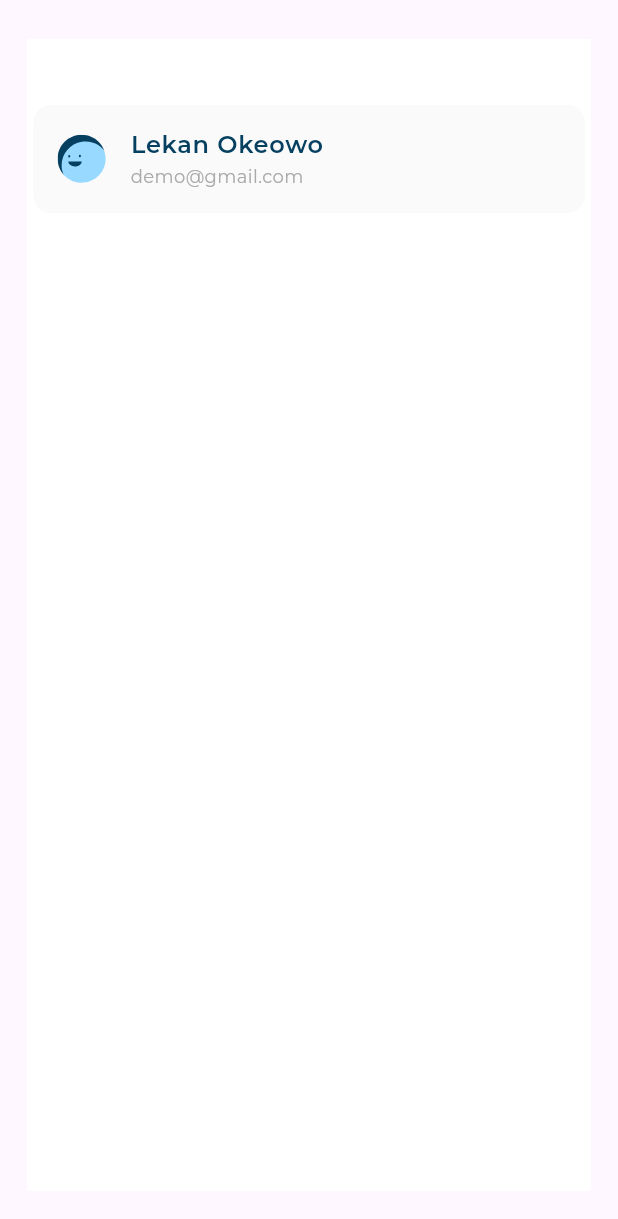
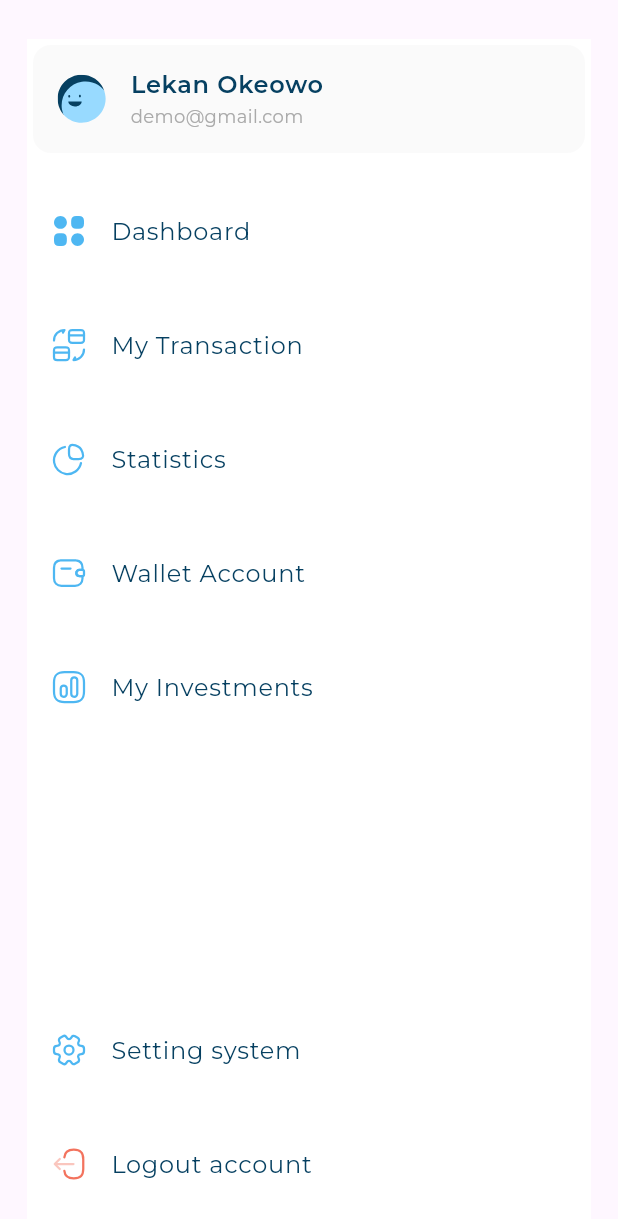
Before and after one commit to Mahmoud-Azmy/responsive_dashboard, a Flutter app: the CustomDrawer widget shown alone on an empty page, opened directly, on a phone screen of 412 x 824 dp. Shown: the top 1219 px of the screen. Run offline on Flutter 3.47's test engine with Material 3 defaults, Android fonts, the phone set to English and light mode, and no system bars; our stand-ins replace flutter_svg; project files that could hold a hidden picture were left out.

Commit message:
finish CustomDrawer

```diff
--- a/lib/views/widgets/custom_drawer.dart
+++ b/lib/views/widgets/custom_drawer.dart
@@ -1,7 +1,8 @@
 import 'package:flutter/material.dart';
-import 'package:flutter_svg/svg.dart';
+import 'package:responsive_dash_board/models/drawer_item_model.dart';
 import 'package:responsive_dash_board/utils/app_images.dart';
-import 'package:responsive_dash_board/utils/text_styles.dart';
+import 'package:responsive_dash_board/views/widgets/drawer_item.dart';
+import 'package:responsive_dash_board/views/widgets/drawer_item_list_view.dart';
 import 'package:responsive_dash_board/views/widgets/user_info_list_tile.dart';
 
 class CustomDrawer extends StatelessWidget {
@@ -12,22 +13,48 @@ class CustomDrawer extends StatelessWidget {
   @override
   Widget build(BuildContext context) {
     return Padding(
-      padding: const EdgeInsets.only(left: 18, right: 18, top: 26, bottom: 30),
+      padding: const EdgeInsets.only(left: 18, right: 18, top: 26),
       child: Container(
           color: Colors.white,
-        child: const Column(
-          children: [
-            SizedBox(
-              height: 40,
-            ),
-            UserInfoListTile(
+          child: const CustomScrollView(
+            slivers: [
+              SliverToBoxAdapter(
+                child: UserInfoListTile(
                   image: Assets.assetsImagesUser3,
                   title: 'Lekan Okeowo',
                   subtitle: 'demo@gmail.com',
                 ),
+              ),
+              SliverToBoxAdapter(),
+              DrawerItemListView(),
+              SliverFillRemaining(
+                hasScrollBody: false,
+                child: Column(
+                  children: [
+                    Expanded(
+                      child: SizedBox(
+                        height: 20,
+                      ),
+                    ),
+                    InActiveDrawerItem(
+                        drawerItemModel: DrawerItemModel(
+                            Assets.assetsImagesSettings, 'Setting system'),
+                        isActive: false),
+                    SizedBox(
+                      height: 20,
+                    ),
+                    InActiveDrawerItem(
+                        drawerItemModel: DrawerItemModel(
+                            Assets.assetsImagesLogout, 'Logout account'),
+                        isActive: false),
+                    SizedBox(
+                      height: 20,
+                    ),
                   ],
                 ),
-      ),
+              )
+            ],
+          )),
     );
   }
 }
--- /dev/null
+++ b/lib/views/widgets/drawer_item.dart
@@ -0,0 +1,66 @@
+import 'package:flutter/material.dart';
+import 'package:flutter_svg/svg.dart';
+import 'package:responsive_dash_board/models/drawer_item_model.dart';
+import 'package:responsive_dash_board/utils/text_styles.dart';
+
+class DrawerItem extends StatelessWidget {
+  const DrawerItem(
+      {super.key, required this.drawerItemModel, required this.isActive});
+  final DrawerItemModel drawerItemModel;
+  final bool isActive;
+  @override
+  Widget build(BuildContext context) {
+    return isActive
+        ? ActiveDrawerItem(drawerItemModel: drawerItemModel, isActive: isActive)
+        : InActiveDrawerItem(
+            drawerItemModel: drawerItemModel, isActive: isActive);
+  }
+}
+
+class InActiveDrawerItem extends StatelessWidget {
+  const InActiveDrawerItem({
+    super.key,
+    required this.drawerItemModel,
+    required this.isActive,
+  });
+
+  final DrawerItemModel drawerItemModel;
+  final bool isActive;
+
+  @override
+  Widget build(BuildContext context) {
+    return ListTile(
+      leading: SvgPicture.asset(drawerItemModel.image),
+      title: Text(
+        drawerItemModel.title,
+        style: TextStyles.styleRegular16,
+      ),
+    );
+  }
+}
+
+class ActiveDrawerItem extends StatelessWidget {
+  const ActiveDrawerItem({
+    super.key,
+    required this.drawerItemModel,
+    required this.isActive,
+  });
+
+  final DrawerItemModel drawerItemModel;
+  final bool isActive;
+
+  @override
+  Widget build(BuildContext context) {
+    return ListTile(
+      leading: SvgPicture.asset(drawerItemModel.image),
+      title: Text(
+        drawerItemModel.title,
+        style: TextStyles.styleBold16,
+      ),
+      trailing: Container(
+        color: const Color(0xff4EB7F2),
+        width: 4,
+      ),
+    );
+  }
+}
--- /dev/null
+++ b/lib/views/widgets/drawer_item_list_view.dart
@@ -0,0 +1,46 @@
+import 'package:flutter/material.dart';
+import 'package:responsive_dash_board/models/drawer_item_model.dart';
+import 'package:responsive_dash_board/utils/app_images.dart';
+import 'package:responsive_dash_board/views/widgets/drawer_item.dart';
+
+class DrawerItemListView extends StatefulWidget {
+  const DrawerItemListView({super.key});
+
+  @override
+  State<DrawerItemListView> createState() => _DrawerItemListViewState();
+}
+
+class _DrawerItemListViewState extends State<DrawerItemListView> {
+  final List<DrawerItemModel> items = [
+    const DrawerItemModel(Assets.assetsImagesDashboard, 'Dashboard'),
+    const DrawerItemModel(Assets.assetsImagesMyTransaction, 'My Transaction'),
+    const DrawerItemModel(Assets.assetsImagesStatistics, 'Statistics'),
+    const DrawerItemModel(Assets.assetsImagesWalletAccount, 'Wallet Account'),
+    const DrawerItemModel(Assets.assetsImagesMyInvestments, 'My Investments'),
+  ];
+  int activeIndex = 10;
+  @override
+  Widget build(BuildContext context) {
+    return SliverList.builder(
+      itemCount: items.length,
+      itemBuilder: (context, index) {
+        return GestureDetector(
+          onTap: () {
+            if (activeIndex != index) {
+              setState(() {
+                activeIndex = index;
+              });
+            }
+          },
+          child: Padding(
+            padding: const EdgeInsets.only(top: 20),
+            child: DrawerItem(
+              drawerItemModel: items[index],
+              isActive: activeIndex == index,
+            ),
+          ),
+        );
+      },
+    );
+  }
+}
--- a/lib/views/widgets/user_info_list_tile.dart
+++ b/lib/views/widgets/user_info_list_tile.dart
@@ -1,6 +1,5 @@
 import 'package:flutter/material.dart';
 import 'package:flutter_svg/flutter_svg.dart';
-import 'package:responsive_dash_board/utils/app_images.dart';
 import 'package:responsive_dash_board/utils/text_styles.dart';
 
 class UserInfoListTile extends StatelessWidget {
```
Also changed, not shown: lib/views/widgets/dash_board_desktop_layout.dart (+1 -12 lines). Lines whose indentation alone changed are shown as unchanged.
